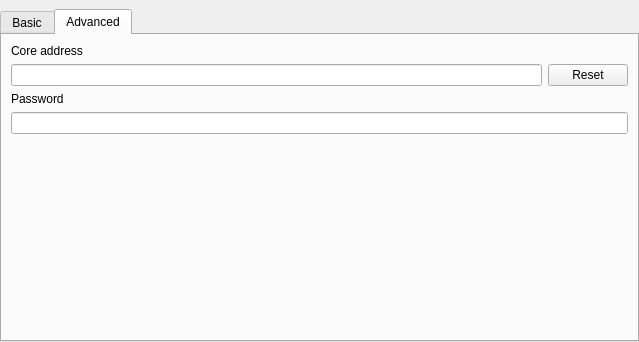
Ummon/D-LAN, file application/GUI/WidgetSettings.ui: the form before one commit.
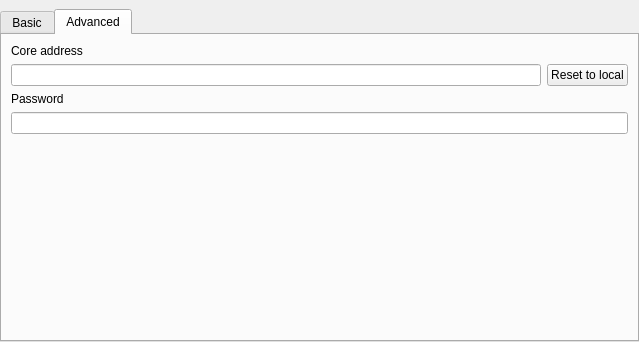
The form after the commit. The open tabs and pages were chosen to show the change. Icons and pictures are not drawn.

```diff
--- a/application/GUI/WidgetSettings.ui
+++ b/application/GUI/WidgetSettings.ui
@@ -177,7 +177,7 @@
          <item>
           <widget class="QPushButton" name="butResetCoreAddress">
            <property name="text">
-            <string>Reset</string>
+            <string>Reset to local</string>
            </property>
           </widget>
          </item>
```
